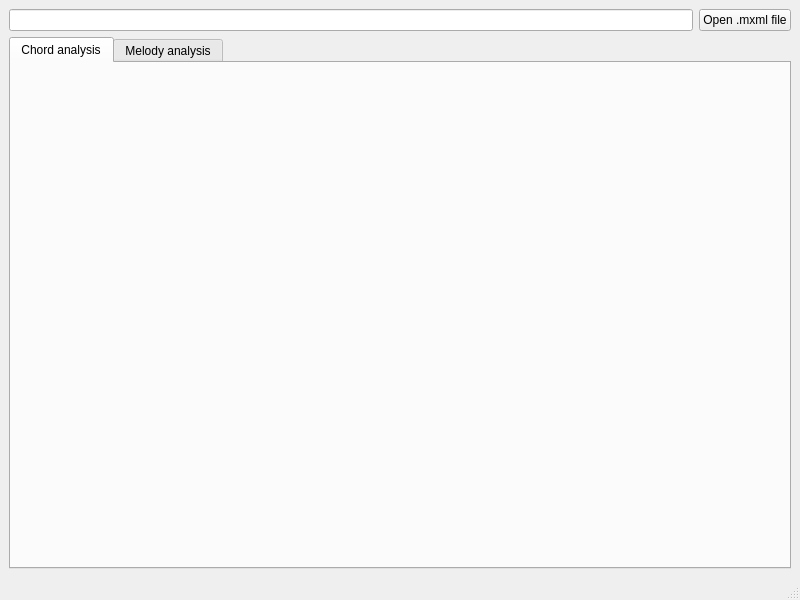
Qt form SongCreator.ui (flothesof/SongCreator) before a commit.
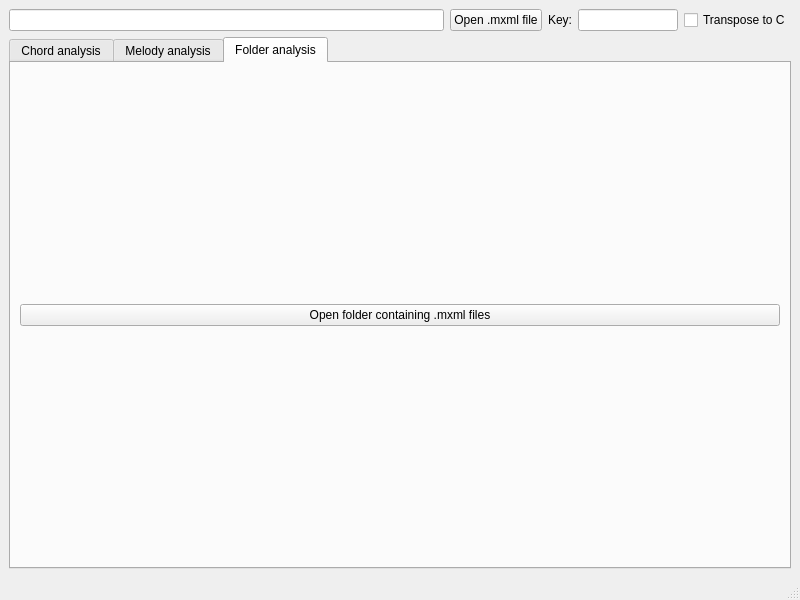
The same form after that commit. The open tabs and pages were chosen to show the change.

Commit message: Added folder browser

Patch:
```diff
--- a/SongCreator.ui
+++ b/SongCreator.ui
@@ -27,6 +27,33 @@
         </property>
        </widget>
       </item>
+      <item>
+       <widget class="QLabel" name="label">
+        <property name="text">
+         <string>Key:</string>
+        </property>
+       </widget>
+      </item>
+      <item>
+       <widget class="QLineEdit" name="lineEdit_2">
+        <property name="maximumSize">
+         <size>
+          <width>100</width>
+          <height>16777215</height>
+         </size>
+        </property>
+        <property name="readOnly">
+         <bool>true</bool>
+        </property>
+       </widget>
+      </item>
+      <item>
+       <widget class="QCheckBox" name="checkBox">
+        <property name="text">
+         <string>Transpose to C</string>
+        </property>
+       </widget>
+      </item>
      </layout>
     </item>
     <item>
@@ -44,6 +71,24 @@
         <string>Melody analysis</string>
        </attribute>
       </widget>
+      <widget class="QWidget" name="tab_3">
+       <attribute name="title">
+        <string>Folder analysis</string>
+       </attribute>
+       <layout class="QVBoxLayout" name="verticalLayout_2">
+        <item>
+         <layout class="QHBoxLayout" name="horizontalLayout">
+          <item>
+           <widget class="QPushButton" name="pushButton_2">
+            <property name="text">
+             <string>Open folder containing .mxml files</string>
+            </property>
+           </widget>
+          </item>
+         </layout>
+        </item>
+       </layout>
+      </widget>
      </widget>
     </item>
    </layout>
```
The commit also changes 2 other files.
